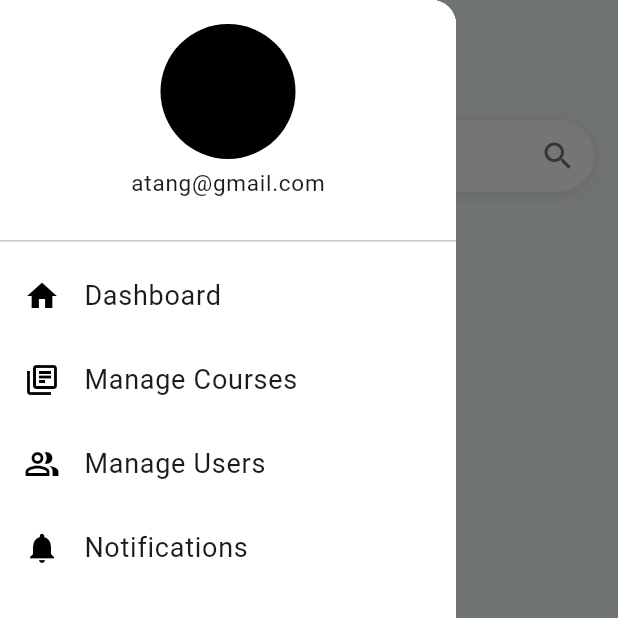
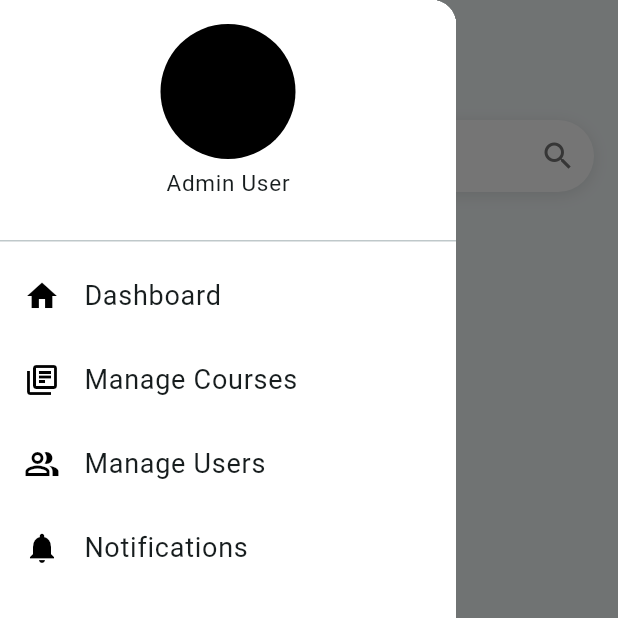
Before and after one commit to wame2-web/EduReach, a Flutter app: the AdminDashboard screen opened directly, with the side drawer open, on a phone screen of 412 x 824 dp, the top half of it. Run offline on Flutter 3.47's test engine with Material 3 defaults, Android fonts, the phone set to English and light mode, and no system bars; our stand-ins replace cached_network_image, cloud_firestore, firebase_auth, firebase_core, firebase_storage, flutter_cache_manager and 1 more; missing offline and left inert: file_icon; accounts and stored records are empty.

```diff
--- a/lib/widgets/admin_drawer.dart
+++ b/lib/widgets/admin_drawer.dart
@@ -32,6 +32,7 @@ class _AdminDrawerState extends State<AdminDrawer> {
         child: ListView(
           children: [
 
+            // TODO: FETCH DATA FROM DATABASE
             // User Photo
             DrawerHeader(
               child: Column(
@@ -45,7 +46,7 @@ class _AdminDrawerState extends State<AdminDrawer> {
 
                   // User email
                   Text(
-                    "atang@gmail.com",
+                    "Admin User",
                     style: const TextStyle(
                       fontSize: 15,
                     ),
```
